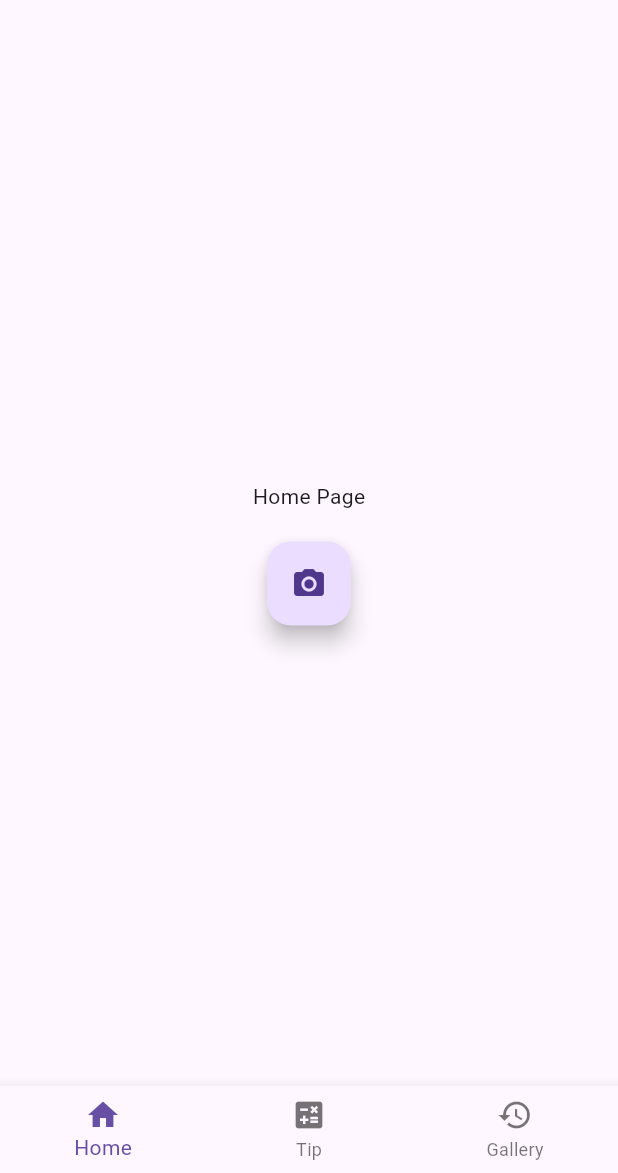
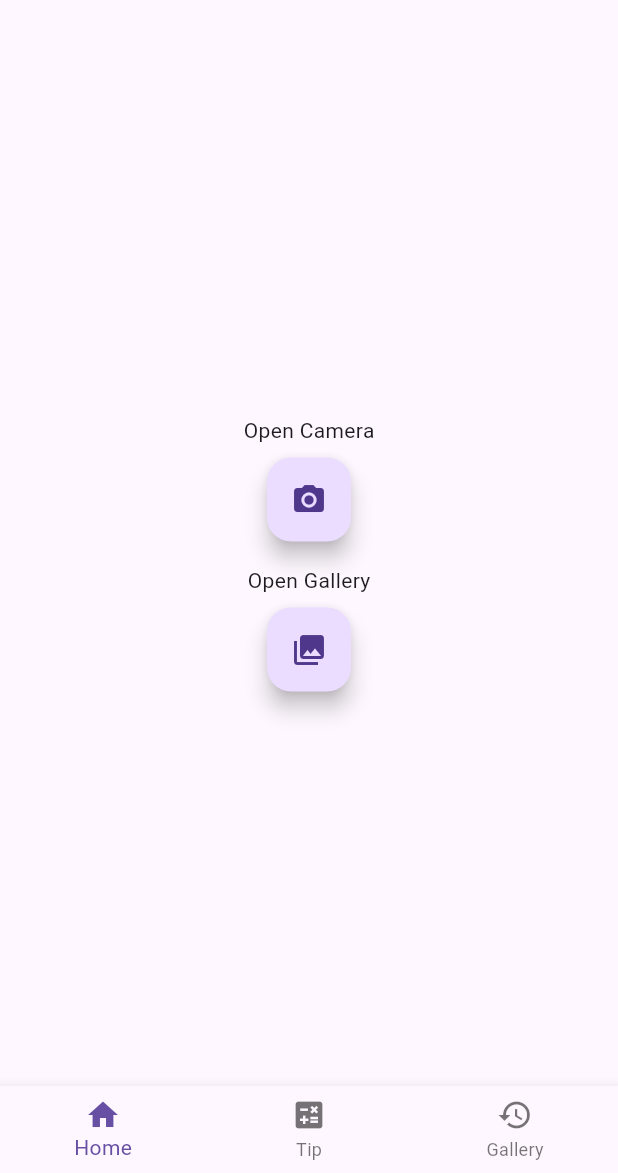
Before and after one commit to hcnguyen1/Tipculator, a Flutter app: the screen it shows after launch, on a phone screen of 412 x 824 dp, the part 63-1236 px from its top. Run offline on Flutter 3.47's test engine with Material 3 defaults, Android fonts, the phone set to English and light mode, and no system bars; our stand-ins replace image_picker.

Commit message:
Demo 1 Update 2

```diff
--- a/lib/home_screen.dart
+++ b/lib/home_screen.dart
@@ -2,24 +2,34 @@ import 'package:flutter/material.dart';
 
 class HomeScreen extends StatelessWidget {
   final VoidCallback onCameraPressed;
+  final VoidCallback onGalleryPressed;
 
-  const HomeScreen({super.key, required this.onCameraPressed});
+  const HomeScreen({
+    required this.onCameraPressed,
+    required this.onGalleryPressed,
+    Key? key,
+  }) : super(key: key);
 
   @override
   Widget build(BuildContext context) {
-    return Scaffold(
-      body: Center(
+    return Center(
       child: Column(
         mainAxisAlignment: MainAxisAlignment.center,
         children: [
-            const Text("Home Page"),
-            const SizedBox(height: 20),
+          const Text("Open Camera"),
+          const SizedBox(height: 8),
           FloatingActionButton(
             onPressed: onCameraPressed,
             child: const Icon(Icons.camera_alt),
           ),
+          const SizedBox(height: 16),
+          const Text("Open Gallery"),
+          const SizedBox(height: 8),
+          FloatingActionButton(
+            onPressed: onGalleryPressed,
+            child: const Icon(Icons.photo_library),
+          ),
         ],
-        ),
       ),
     );
   }
--- a/lib/scan_history.dart
+++ b/lib/scan_history.dart
@@ -1,6 +1,7 @@
 import 'dart:io';
 import 'package:flutter/material.dart';
 
+// Display the scan history
 class ScanHistory extends StatelessWidget {
   final List<String> scanHistory;
   const ScanHistory(this.scanHistory, {super.key});
@@ -48,6 +49,7 @@ class ScanHistory extends StatelessWidget {
   }
 }
 
+// Open the image in full screen
 class FullScreenImage extends StatelessWidget {
   final String imagePath;
   const FullScreenImage(this.imagePath, {super.key});
--- a/pubspec.yaml
+++ b/pubspec.yaml
@@ -37,6 +37,7 @@ dependencies:
   image_picker: ^1.1.2
   path_provider: ^2.1.5
   permission_handler: ^11.4.0
+  #gallery_saver: ^2.3.2
   #photo_manager: ^3.6.4
 
 dev_dependencies:
```
Also changed, not shown: lib/main.dart (+23 -8 lines), lib/tip_calculator.dart (+21 -1 lines), pubspec.lock. Lines whose indentation alone changed are shown as unchanged.
